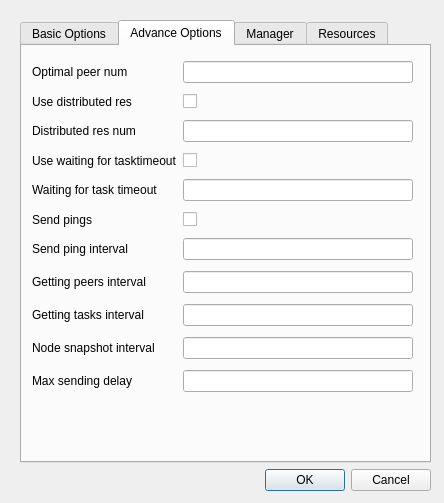
Before: the Qt Designer form poc/golemPy/examples/gnr/ui/ConfigurationDialog.ui in golemfactory/clay, drawn with Qt 5.
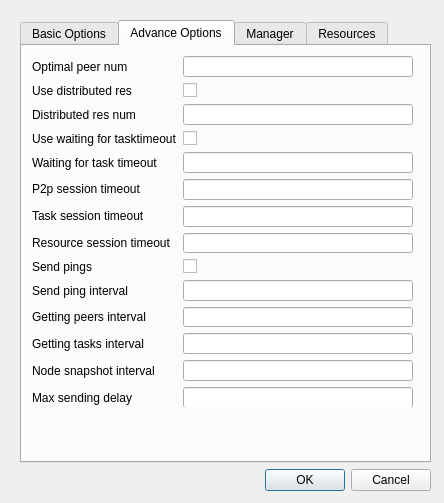
After: the same form once the commit is applied. The open tabs and pages were chosen to show the change.

Patch:
```diff
--- a/poc/golemPy/examples/gnr/ui/ConfigurationDialog.ui
+++ b/poc/golemPy/examples/gnr/ui/ConfigurationDialog.ui
@@ -440,10 +440,17 @@
           <height>351</height>
          </rect>
         </property>
-        <layout class="QGridLayout" name="gridLayout_3" rowstretch="0,0,0,0,0,0,0,0,0,0,0" rowminimumheight="10,10,10,10,10,10,10,10,10,10,10">
+        <layout class="QGridLayout" name="gridLayout_3" rowstretch="0,0,0,0,0,0,0,0,0,0,0,0,0,0" rowminimumheight="10,10,10,10,10,10,10,10,10,10,10,0,0,0">
          <property name="sizeConstraint">
           <enum>QLayout::SetDefaultConstraint</enum>
          </property>
+         <item row="4" column="0">
+          <widget class="QLabel" name="label_14">
+           <property name="text">
+            <string>Waiting for task timeout</string>
+           </property>
+          </widget>
+         </item>
          <item row="0" column="0">
           <widget class="QLabel" name="label_10">
            <property name="text">
@@ -461,20 +468,13 @@
            </property>
           </widget>
          </item>
-         <item row="6" column="0">
+         <item row="9" column="0">
           <widget class="QLabel" name="label_16">
            <property name="text">
             <string>Send ping interval</string>
            </property>
           </widget>
          </item>
-         <item row="4" column="0">
-          <widget class="QLabel" name="label_14">
-           <property name="text">
-            <string>Waiting for task timeout</string>
-           </property>
-          </widget>
-         </item>
          <item row="1" column="1">
           <widget class="QCheckBox" name="useDistributedResCheckBox">
            <property name="text">
@@ -502,14 +502,14 @@
          <item row="4" column="1">
           <widget class="QLineEdit" name="waitingForTaskTimeoutLineEdit"/>
          </item>
-         <item row="5" column="0">
+         <item row="8" column="0">
           <widget class="QLabel" name="label_15">
            <property name="text">
             <string>Send pings</string>
            </property>
           </widget>
          </item>
-         <item row="8" column="0">
+         <item row="11" column="0">
           <widget class="QLabel" name="label_18">
            <property name="text">
             <string>Getting tasks interval</string>
@@ -523,21 +523,21 @@
            </property>
           </widget>
          </item>
-         <item row="7" column="0">
+         <item row="10" column="0">
           <widget class="QLabel" name="label_17">
            <property name="text">
             <string>Getting peers interval</string>
            </property>
           </widget>
          </item>
-         <item row="9" column="0">
+         <item row="12" column="0">
           <widget class="QLabel" name="label_19">
            <property name="text">
             <string>Node snapshot interval</string>
            </property>
           </widget>
          </item>
-         <item row="10" column="0">
+         <item row="13" column="0">
           <widget class="QLabel" name="label_20">
            <property name="sizePolicy">
             <sizepolicy hsizetype="Maximum" vsizetype="Preferred">
@@ -550,28 +550,76 @@
            </property>
           </widget>
          </item>
-         <item row="5" column="1">
+         <item row="8" column="1">
           <widget class="QCheckBox" name="sendPingsCheckBox">
            <property name="text">
             <string/>
            </property>
           </widget>
          </item>
-         <item row="6" column="1">
+         <item row="9" column="1">
           <widget class="QLineEdit" name="sendPingsLineEdit"/>
          </item>
-         <item row="7" column="1">
+         <item row="10" column="1">
           <widget class="QLineEdit" name="gettingPeersLineEdit"/>
          </item>
-         <item row="8" column="1">
+         <item row="11" column="1">
           <widget class="QLineEdit" name="gettingTasksIntervalLineEdit"/>
          </item>
-         <item row="9" column="1">
+         <item row="12" column="1">
           <widget class="QLineEdit" name="nodeSnapshotIntervalLineEdit"/>
          </item>
-         <item row="10" column="1">
+         <item row="13" column="1">
           <widget class="QLineEdit" name="maxSendingDelayLineEdit"/>
          </item>
+         <item row="5" column="0">
+          <widget class="QLabel" name="label_32">
+           <property name="sizePolicy">
+            <sizepolicy hsizetype="Preferred" vsizetype="Maximum">
+             <horstretch>0</horstretch>
+             <verstretch>0</verstretch>
+            </sizepolicy>
+           </property>
+           <property name="text">
+            <string>P2p session timeout</string>
+           </property>
+          </widget>
+         </item>
+         <item row="6" column="0">
+          <widget class="QLabel" name="label_33">
+           <property name="sizePolicy">
+            <sizepolicy hsizetype="Preferred" vsizetype="Maximum">
+             <horstretch>0</horstretch>
+             <verstretch>0</verstretch>
+            </sizepolicy>
+           </property>
+           <property name="text">
+            <string>Task session timeout</string>
+           </property>
+          </widget>
+         </item>
+         <item row="7" column="0">
+          <widget class="QLabel" name="label_34">
+           <property name="sizePolicy">
+            <sizepolicy hsizetype="Preferred" vsizetype="Maximum">
+             <horstretch>0</horstretch>
+             <verstretch>0</verstretch>
+            </sizepolicy>
+           </property>
+           <property name="text">
+            <string>Resource session timeout</string>
+           </property>
+          </widget>
+         </item>
+         <item row="5" column="1">
+          <widget class="QLineEdit" name="p2pSessionTimeoutLineEdit"/>
+         </item>
+         <item row="6" column="1">
+          <widget class="QLineEdit" name="taskSessionTimeoutLineEdit"/>
+         </item>
+         <item row="7" column="1">
+          <widget class="QLineEdit" name="resourceSessionTimeoutLineEdit"/>
+         </item>
         </layout>
        </widget>
       </widget>
```
